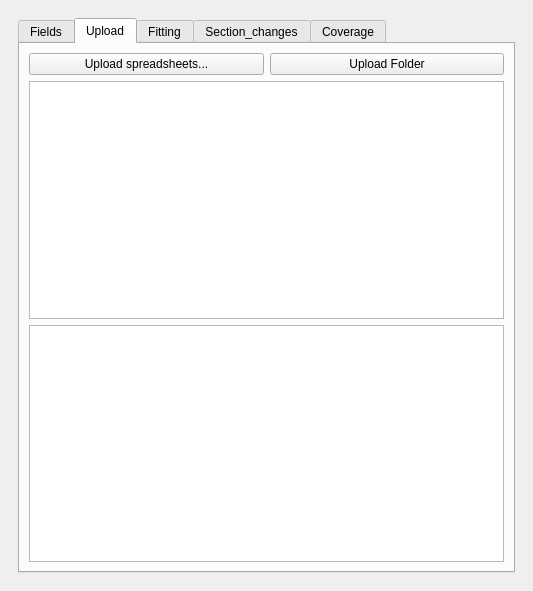
Old version of the form hsrr_processor_dockwidget_base.ui in the repository Drew973/pts_hsrr_processor_qgis3.
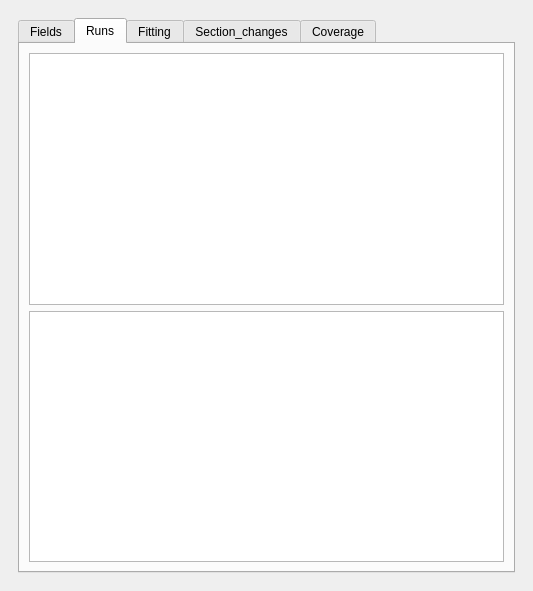
New version of the form. The open tabs and pages were chosen to show the change. Custom widgets are drawn as their Qt base class.

```diff
--- a/hsrr_processor_dockwidget_base.ui
+++ b/hsrr_processor_dockwidget_base.ui
@@ -121,30 +121,9 @@
          </widget>
          <widget class="QWidget" name="tab_2">
           <attribute name="title">
-           <string>Upload</string>
+           <string>Runs</string>
           </attribute>
           <layout class="QVBoxLayout" name="verticalLayout">
-           <item>
-            <layout class="QHBoxLayout" name="horizontalLayout">
-             <item>
-              <widget class="QPushButton" name="upload_csv_button">
-               <property name="text">
-                <string>Upload spreadsheets...</string>
-               </property>
-              </widget>
-             </item>
-             <item>
-              <widget class="QPushButton" name="upload_folder_button">
-               <property name="toolTip">
-                <string>&lt;html&gt;&lt;head/&gt;&lt;body&gt;&lt;p&gt;Upload all .xls files in folder.&lt;/p&gt;&lt;/body&gt;&lt;/html&gt;</string>
-               </property>
-               <property name="text">
-                <string>Upload Folder</string>
-               </property>
-              </widget>
-             </item>
-            </layout>
-           </item>
            <item>
             <widget class="QTableView" name="run_info_view">
              <property name="toolTip">
```
Left out of the diff: 7 changed lines with no effect on the pictures.
